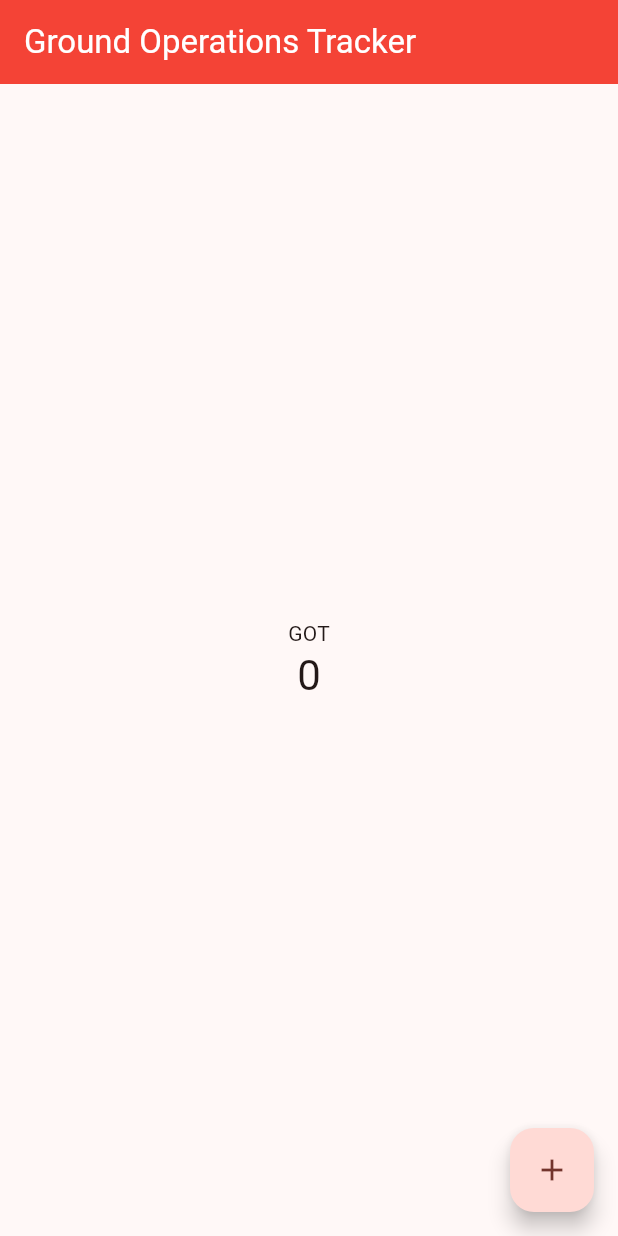
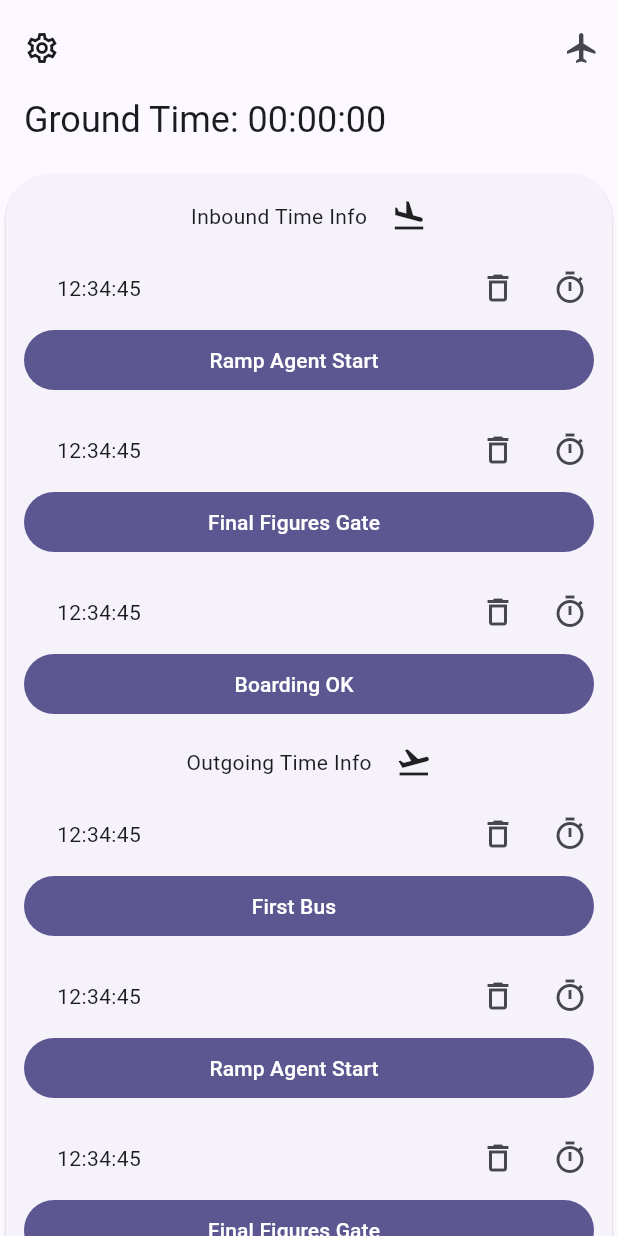
Before and after one commit to adewia-coder/fgm_app, a Flutter app: the screen it shows after launch, on a phone screen of 412 x 824 dp. Run offline on Flutter 3.47's test engine with Material 3 defaults, Android fonts, the phone set to English and light mode, and no system bars; our stand-ins replace adaptive_theme.

Commit message:
New Dessgn

```diff
--- /dev/null
+++ b/lib/constants/constants.dart
@@ -0,0 +1 @@
+const List<String> list = <String>['FR', 'U2', 'BA', 'XQ', 'BT', 'AY'];
--- a/lib/l10n/intl_en.arb
+++ b/lib/l10n/intl_en.arb
@@ -1,4 +1,14 @@
 {
-  "app_bar_title": "Ground Operations Tracker",
-  "main_title": "GOT"
+  "app_bar_title": "Ground Time: 00:00:00",
+  "main_title": "GOT",
+  "inbound_Time_Info": "Inbound Time Info",
+  "outgoing_Time_Info": "Outgoing Time Info",
+  "chose_your_flight": "Chose Your Flight",
+  "subscribe": "Subscribe",
+  "cancel": "Cancel",
+  "unsubscribe": "Unsubscribe",
+  "are_you_sure_you_want_to_delete_this_flight": "Are you sure you want to delete this flight?",
+  "delete_flight_title" : "DeleteFlight",
+  "delete": "Delete",
+  "flight_number": "Flight Number"
 }
--- a/lib/main.dart
+++ b/lib/main.dart
@@ -1,9 +1,13 @@
 import 'package:adaptive_theme/adaptive_theme.dart';
 import 'package:fgm_app/theme.dart';
+import 'package:fgm_app/widgets/widgets.dart';
 import 'package:flutter/material.dart';
 import 'package:flutter_localizations/flutter_localizations.dart';
+import 'components/dialog.dart';
 import 'generated/l10n.dart';
 import 'package:intl/intl.dart';
+
+
 
 void main() {
   Intl.defaultLocale = 'en';
@@ -17,8 +21,8 @@ class MyApp extends StatelessWidget {
   @override
   Widget build(BuildContext context) {
     return AdaptiveTheme(
-        light: lightTheme,
-        dark: darkTheme,
+        light: kLightTheme,
+        dark: kDarkTheme,
         debugShowFloatingThemeButton: true,
         initial: AdaptiveThemeMode.light,
         builder: (theme, darkTheme) => MaterialApp(
@@ -46,40 +50,149 @@ class MyHomePage extends StatefulWidget {
 }
 
 class _MyHomePageState extends State<MyHomePage> {
-  int _counter = 0;
-
-  void _incrementCounter() {
-    setState(() {
-      _counter++;
-    });
-  }
-
   @override
   Widget build(BuildContext context) {
     return Scaffold(
-      appBar: AppBar(
-        //backgroundColor: Theme.of(context).colorScheme.primary,
-        title: Text(S.of(context).app_bar_title),
-      ),
-      body: Center(
-        child: Column(
-          mainAxisAlignment: MainAxisAlignment.center,
-          children: <Widget>[
-            Text(
-              S.of(context).main_title,
+      body: Material(
+        child: CustomScrollView(
+          slivers: <Widget>[
+            SliverAppBar.medium(
+              leading:
+              IconButton(icon: const Icon(Icons.settings_outlined), onPressed: () {}),
+              title: Text(S
+                  .of(context)
+                  .app_bar_title),
+              actions: <Widget>[
+                IconButton(
+                  icon: const Icon(Icons.flight),
+                  onPressed: () =>
+                      dialogBuilder(context,
+                          title: S
+                              .of(context)
+                              .chose_your_flight),
+                ),
+              ],
             ),
-            Text(
-              '$_counter',
-              style: Theme.of(context).textTheme.headlineMedium,
+            // Just some content big enough to have something to scroll.
+            SliverToBoxAdapter(
+              child: Card(
+                shape: const RoundedRectangleBorder(
+                  borderRadius: BorderRadius.only(
+                    topLeft: Radius.circular(30),
+                    topRight: Radius.circular(30),
+                  ),
+                ),
+                child: Column(
+                  crossAxisAlignment: CrossAxisAlignment.stretch,
+                  children: <Widget>[
+                    const SizedBox(height: 8.0),
+                    GroupButtonTitle(
+                      title: S
+                          .of(context)
+                          .inbound_Time_Info,
+                      icon: const Icon(Icons.flight_land),
+                    ),
+                    //Spacer(),
+                    const ButtonsGroupCard(
+                      buttonTitle: 'Ramp Agent Start',
+                    ),
+                    const ButtonsGroupCard(
+                      buttonTitle: 'Final Figures Gate',
+                    ),
+                    const ButtonsGroupCard(
+                      buttonTitle: 'Boarding OK',
+                    ),
+                    GroupButtonTitle(
+                      title: S
+                          .of(context)
+                          .outgoing_Time_Info,
+                      icon: const Icon(Icons.flight_takeoff),
+                    ),
+                    const ButtonsGroupCard(
+                      buttonTitle: 'First Bus',
+                    ),
+                    const ButtonsGroupCard(
+                      buttonTitle: 'Ramp Agent Start',
+                    ),
+                    const ButtonsGroupCard(
+                      buttonTitle: 'Final Figures Gate',
+                    ),
+                    const ButtonsGroupCard(
+                      buttonTitle: 'Boarding OK',
+                    ),
+                    const ButtonsGroupCard(
+                      buttonTitle: 'First Bus',
+                    ),
+                    const ButtonsGroupCard(
+                      buttonTitle: 'Ramp Agent Start',
+                    ),
+                    const ButtonsGroupCard(
+                      buttonTitle: 'Final Figures Gate',
+                    ),
+                    const ButtonsGroupCard(
+                      buttonTitle: 'Boarding OK',
+                    ),
+                    const ButtonsGroupCard(
+                      buttonTitle: 'First Bus',
+                    ),
+
+                    //ElevatedCardExample(),
+                    //FilledCardExample(),
+                    //OutlinedCardExample(),
+                    //Spacer(),
+                  ],
+                ),
+              ),
             ),
           ],
         ),
       ),
-      floatingActionButton: FloatingActionButton(
-        onPressed: _incrementCounter,
-        tooltip: 'Increment',
-        child: const Icon(Icons.add),
-      ), // This trailing comma makes auto-formatting nicer for build methods.
     );
   }
 }
+  /*
+  Future<void> _dialogBuilder(BuildContext context, {required String title}) {
+    final String dialogTitle = title;
+
+    return showDialog<void>(
+      context: context,
+      builder: (BuildContext context) {
+        return AlertDialog(
+          title: Text(dialogTitle),
+          content: const SizedBox(
+            height: 150,
+            child: Column(
+              children: [
+                DropdownMenuExample(),
+                SizedBox(height: 16,),
+                CustomTextField(),
+              ],
+            ),
+          ),
+          actions: <Widget>[
+            TextButton(
+              style: TextButton.styleFrom(
+                textStyle: Theme.of(context).textTheme.labelLarge,
+              ),
+              child: const Text('Disable'),
+              onPressed: () {
+                Navigator.of(context).pop();
+              },
+            ),
+            TextButton(
+              style: TextButton.styleFrom(
+                textStyle: Theme.of(context).textTheme.labelLarge,
+              ),
+              child: const Text('Enable'),
+              onPressed: () {
+                Navigator.of(context).pop();
+              },
+            ),
+          ],
+        );
+      },
+    );
+  }
+}
+
+*/
--- a/lib/theme.dart
+++ b/lib/theme.dart
@@ -1,37 +1,28 @@
+import 'package:flutter/material.dart';
 
-import 'package:flutter/material.dart';
-const kPrimarySwatch = Colors.red;
-const kSeedColor = Colors.red;
-const lightAppBarColor = Colors.red;
-const darkAppBarColor = Color(0xff70140f);
+const kLightThemeColor = Color(0xff140f38);
+const scaffoldBackgroundColor = Color(0xffe0e0e0);
 
-final colorScheme = ColorScheme.fromSwatch(
-  primarySwatch: kPrimarySwatch, // Die gewählte Farbschwelle
+final kLightTheme = ThemeData(
+  useMaterial3: true,
+  scaffoldBackgroundColor: scaffoldBackgroundColor,
+  brightness: Brightness.light,
+  colorSchemeSeed: kLightThemeColor,
+  dropdownMenuTheme:const DropdownMenuThemeData(),
+  appBarTheme: const AppBarTheme(
+    //backgroundColor: Colors.transparent,
+    elevation: 0,
+  ),
+  /*buttonTheme: ButtonThemeData(
+    shape: RoundedRectangleBorder(
+      borderRadius: BorderRadius.circular(
+          12.0),
+    ),
+)*/
 );
 
-
-final lightTheme = ThemeData(
+final kDarkTheme = ThemeData(
   useMaterial3: true,
-  appBarTheme: const AppBarTheme(
-    backgroundColor: lightAppBarColor,
-    titleTextStyle: TextStyle(
-      color:Colors.white,
-      fontSize: 22// Ändern Sie die Textfarbe auf Weiß
-    ),
-  ),
-  brightness: Brightness.light,
-  colorSchemeSeed: kSeedColor,
+  brightness: Brightness.dark,
+  colorSchemeSeed: kLightThemeColor,
 );
-
-final darkTheme = ThemeData(
-  useMaterial3: true,
-  appBarTheme: const AppBarTheme(
-    backgroundColor: darkAppBarColor,
-    titleTextStyle: TextStyle(
-        color:Colors.white,
-        fontSize: 22// Ändern Sie die Textfarbe auf Weiß
-    ),
-  ),
-  brightness: Brightness.dark,
-  colorSchemeSeed: kSeedColor,
-);
--- /dev/null
+++ b/lib/widgets/widgets.dart
@@ -0,0 +1,92 @@
+import 'package:flutter/material.dart';
+
+import '../components/remove_dialog.dart';
+import '../generated/l10n.dart';
+
+class ButtonsGroupCard extends StatelessWidget {
+  final String buttonTitle;
+  const ButtonsGroupCard({super.key, required this.buttonTitle});
+
+
+
+
+  @override
+  Widget build(BuildContext context) {
+    return Card(
+      elevation: 0,
+      child: SizedBox(
+        //width: 300,
+        height: 100,
+        child: Column(
+          children: [
+             Row(
+              children: [
+                const SizedBox(width: 30,),
+                const Text('12:34:45'),
+                 const Spacer(),
+                IconButton(
+                    onPressed: () => removeDialogBuilder(context,
+                        title: S
+                            .of(context)
+                            .delete_flight_title), icon:  const Icon(Icons.delete_outline),),
+                IconButton(
+                  onPressed: (){
+                    showTimePicker(
+                      context: context,
+                      initialTime: TimeOfDay.now(),
+                    );
+                  }, icon:  const Icon(Icons.timer_outlined),),
+              ],
+            ),
+            Padding(
+              padding: const EdgeInsets.symmetric(horizontal: 8),
+              child: SizedBox(
+                width: MediaQuery.of(context).size.width,
+                child: FilledButton(
+                  onPressed: () {},
+                  child: Row(
+                    mainAxisAlignment: MainAxisAlignment.center,
+                    children: [
+                      Text(buttonTitle),
+                      const SizedBox(
+                        width: 20,
+                      ),
+                      //Icon(Icons.timer_outlined)
+                    ],
+                  ),
+                ),
+              ),
+            ),
+          ],
+        ),
+      ),
+    );
+  }
+}
+
+class GroupButtonTitle extends StatelessWidget {
+  final String title;
+  final Icon icon; // Hinzugefügte Icon-Eigenschaft
+
+  const GroupButtonTitle({super.key, required this.title, required this.icon});
+
+  @override
+  Widget build(BuildContext context) {
+    return Align(
+      alignment: Alignment.center,
+      child: Padding(
+        padding: const EdgeInsets.all(8.0),
+        child: Row(
+          mainAxisAlignment: MainAxisAlignment.center,
+          children: [
+            Text(title),
+            const SizedBox(width: 16.0),
+            Center(
+              child: icon, // Verwenden Sie das übergebene Icon
+            ),
+          ],
+        ),
+      ),
+    );
+  }
+}
```
Also changed, not shown: lib/components/dialog.dart (added, +50 -0 lines), lib/components/drop_down_menu.dart (added, +34 -0 lines), lib/components/remove_dialog.dart (added, +39 -0 lines), lib/components/text_field.dart (added, +23 -0 lines), lib/generated/intl/messages_en.dart, lib/generated/l10n.dart.
